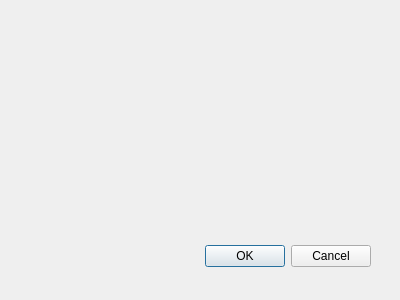
First picture: the form in Settings/405Settings/datafile405form.ui, repository kopalatommy/AQSync_UI, before the edit.
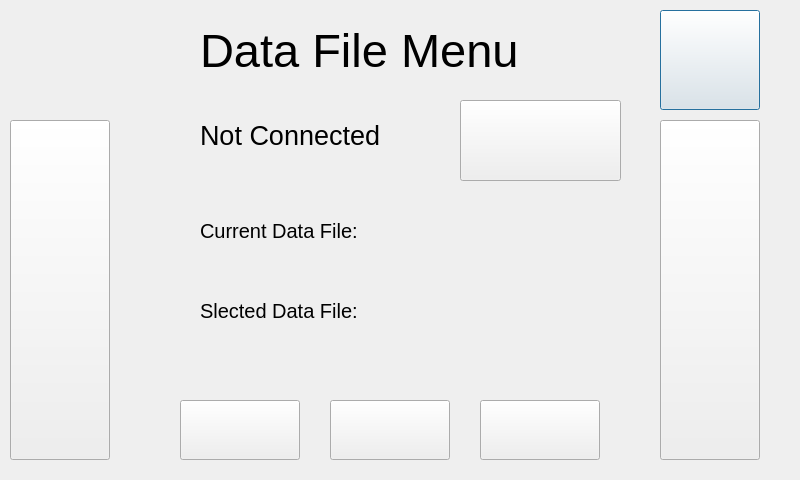
Second picture: the form after the edit. Icons and pictures are not drawn.

Diff of the .ui file:
```diff
--- a/Settings/405Settings/datafile405form.ui
+++ b/Settings/405Settings/datafile405form.ui
@@ -8,27 +8,244 @@
    <rect>
     <x>0</x>
     <y>0</y>
-    <width>400</width>
-    <height>300</height>
+    <width>800</width>
+    <height>480</height>
    </rect>
   </property>
   <property name="windowTitle">
    <string>Dialog</string>
   </property>
-  <widget class="QDialogButtonBox" name="buttonBox">
+  <widget class="QPushButton" name="Home">
    <property name="geometry">
     <rect>
-     <x>30</x>
-     <y>240</y>
-     <width>341</width>
-     <height>32</height>
+     <x>660</x>
+     <y>10</y>
+     <width>100</width>
+     <height>100</height>
     </rect>
    </property>
-   <property name="orientation">
-    <enum>Qt::Horizontal</enum>
+   <property name="text">
+    <string/>
    </property>
-   <property name="standardButtons">
-    <set>QDialogButtonBox::Cancel|QDialogButtonBox::Ok</set>
+   <property name="icon">
+    <iconset>
+     <normaloff>../../Buttons/button_home.jpg</normaloff>../../Buttons/button_home.jpg</iconset>
+   </property>
+   <property name="iconSize">
+    <size>
+     <width>100</width>
+     <height>100</height>
+    </size>
+   </property>
+  </widget>
+  <widget class="QPushButton" name="Left">
+   <property name="geometry">
+    <rect>
+     <x>10</x>
+     <y>120</y>
+     <width>100</width>
+     <height>340</height>
+    </rect>
+   </property>
+   <property name="text">
+    <string/>
+   </property>
+   <property name="icon">
+    <iconset>
+     <normaloff>../../Buttons/Left_Carrot.jpg</normaloff>../../Buttons/Left_Carrot.jpg</iconset>
+   </property>
+   <property name="iconSize">
+    <size>
+     <width>100</width>
+     <height>340</height>
+    </size>
+   </property>
+  </widget>
+  <widget class="QPushButton" name="SavetoUSB">
+   <property name="geometry">
+    <rect>
+     <x>480</x>
+     <y>400</y>
+     <width>120</width>
+     <height>60</height>
+    </rect>
+   </property>
+   <property name="text">
+    <string/>
+   </property>
+   <property name="icon">
+    <iconset>
+     <normaloff>../../Buttons/button_save-to-usb (1).jpg</normaloff>../../Buttons/button_save-to-usb (1).jpg</iconset>
+   </property>
+   <property name="iconSize">
+    <size>
+     <width>120</width>
+     <height>60</height>
+    </size>
+   </property>
+  </widget>
+  <widget class="QPushButton" name="Right">
+   <property name="geometry">
+    <rect>
+     <x>660</x>
+     <y>120</y>
+     <width>100</width>
+     <height>340</height>
+    </rect>
+   </property>
+   <property name="text">
+    <string/>
+   </property>
+   <property name="icon">
+    <iconset>
+     <normaloff>../../Buttons/Right_Carrot.jpg</normaloff>../../Buttons/Right_Carrot.jpg</iconset>
+   </property>
+   <property name="iconSize">
+    <size>
+     <width>100</width>
+     <height>340</height>
+    </size>
+   </property>
+  </widget>
+  <widget class="QLabel" name="DataFileMenu">
+   <property name="geometry">
+    <rect>
+     <x>200</x>
+     <y>20</y>
+     <width>331</width>
+     <height>61</height>
+    </rect>
+   </property>
+   <property name="font">
+    <font>
+     <pointsize>35</pointsize>
+    </font>
+   </property>
+   <property name="text">
+    <string>Data File Menu</string>
+   </property>
+  </widget>
+  <widget class="QLabel" name="Connection">
+   <property name="geometry">
+    <rect>
+     <x>200</x>
+     <y>110</y>
+     <width>191</width>
+     <height>51</height>
+    </rect>
+   </property>
+   <property name="font">
+    <font>
+     <pointsize>20</pointsize>
+    </font>
+   </property>
+   <property name="text">
+    <string>Not Connected</string>
+   </property>
+  </widget>
+  <widget class="QLabel" name="CurrentDataFile">
+   <property name="geometry">
+    <rect>
+     <x>200</x>
+     <y>210</y>
+     <width>171</width>
+     <height>41</height>
+    </rect>
+   </property>
+   <property name="font">
+    <font>
+     <pointsize>15</pointsize>
+    </font>
+   </property>
+   <property name="text">
+    <string>Current Data File:</string>
+   </property>
+  </widget>
+  <widget class="QLabel" name="SelectedDatFile">
+   <property name="geometry">
+    <rect>
+     <x>200</x>
+     <y>290</y>
+     <width>191</width>
+     <height>41</height>
+    </rect>
+   </property>
+   <property name="font">
+    <font>
+     <pointsize>15</pointsize>
+    </font>
+   </property>
+   <property name="text">
+    <string>Slected Data File:</string>
+   </property>
+  </widget>
+  <widget class="QPushButton" name="Delete">
+   <property name="geometry">
+    <rect>
+     <x>180</x>
+     <y>400</y>
+     <width>120</width>
+     <height>60</height>
+    </rect>
+   </property>
+   <property name="text">
+    <string/>
+   </property>
+   <property name="icon">
+    <iconset>
+     <normaloff>../../Buttons/button_delete.jpg</normaloff>../../Buttons/button_delete.jpg</iconset>
+   </property>
+   <property name="iconSize">
+    <size>
+     <width>120</width>
+     <height>60</height>
+    </size>
+   </property>
+  </widget>
+  <widget class="QPushButton" name="SelectFile">
+   <property name="geometry">
+    <rect>
+     <x>330</x>
+     <y>400</y>
+     <width>120</width>
+     <height>60</height>
+    </rect>
+   </property>
+   <property name="text">
+    <string/>
+   </property>
+   <property name="icon">
+    <iconset>
+     <normaloff>../../Buttons/button_select-file.jpg</normaloff>../../Buttons/button_select-file.jpg</iconset>
+   </property>
+   <property name="iconSize">
+    <size>
+     <width>120</width>
+     <height>60</height>
+    </size>
+   </property>
+  </widget>
+  <widget class="QPushButton" name="Refresh">
+   <property name="geometry">
+    <rect>
+     <x>460</x>
+     <y>100</y>
+     <width>161</width>
+     <height>81</height>
+    </rect>
+   </property>
+   <property name="text">
+    <string/>
+   </property>
+   <property name="icon">
+    <iconset>
+     <normaloff>../../Buttons/button_refresh.jpg</normaloff>../../Buttons/button_refresh.jpg</iconset>
+   </property>
+   <property name="iconSize">
+    <size>
+     <width>160</width>
+     <height>80</height>
+    </size>
    </property>
   </widget>
  </widget>
```
Left out of the diff: 40 changed lines with no effect on the pictures.
